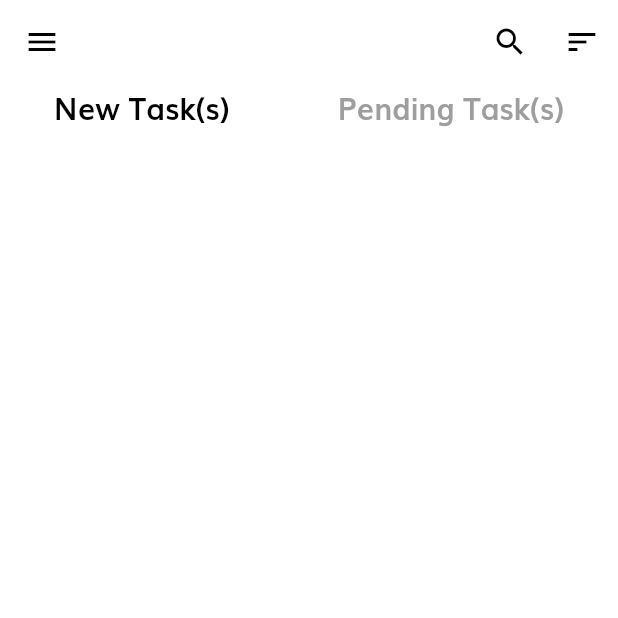
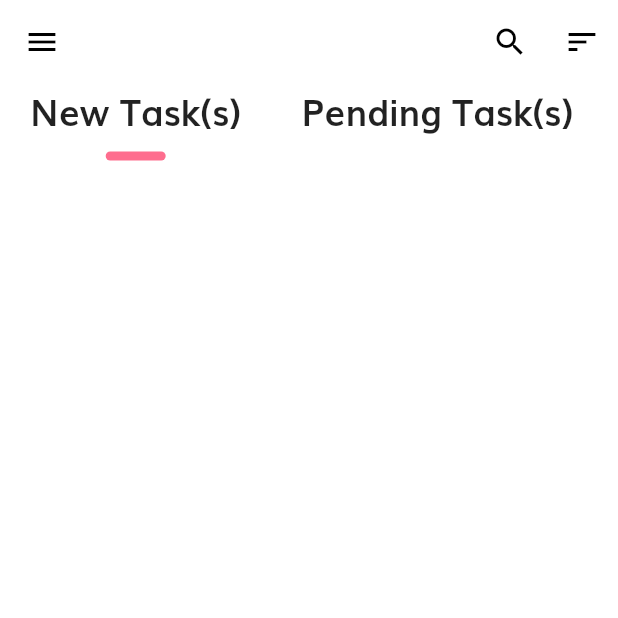
Before and after one commit to halomoan/serviceonex, a Flutter app: the HomeScreen screen opened by its route, on a phone screen of 412 x 824 dp, the top half of it. Run offline on Flutter 3.47's test engine with Material 2 defaults, Android fonts, the phone set to English and light mode, and no system bars; our stand-ins replace flutter_svg.

Commit message:
home commit

```diff
--- a/lib/constants.dart
+++ b/lib/constants.dart
@@ -10,8 +10,10 @@ const kPrimaryGradientColor = LinearGradient(
   end: Alignment.bottomRight,
   colors: [Color(0xFFFFA53E), Color(0xFFFF7643)],
 );
-const kSecondaryColor = Color(0xFF979797);
+//const kSecondaryColor = Color(0xFF979797);
+const kSecondaryColor = Color(0xFFFE6D8E);
 const kTextColor = Color(0xFF757575);
+const kDefaultPadding = 20.0;
 
 const kAnimationDuration = Duration(milliseconds: 200);
 
--- a/lib/screens/home/components/body.dart
+++ b/lib/screens/home/components/body.dart
@@ -1,4 +1,6 @@
+import 'package:flutter/foundation.dart';
 import 'package:flutter/material.dart';
+import 'package:serviceonex/constants.dart';
 
 class Body extends StatelessWidget {
   const Body({Key key}) : super(key: key);
@@ -6,28 +8,55 @@ class Body extends StatelessWidget {
   @override
   Widget build(BuildContext context) {
     final Size size = MediaQuery.of(context).size;
-    return Container(
-        height: size.height,
-        child: Column(children: <Widget>[
-          Row(
-            mainAxisAlignment: MainAxisAlignment.spaceAround,
-            children: [
-              Text(
-                "New Task(s)",
-                style: TextStyle(
-                    color: Colors.black,
-                    fontWeight: FontWeight.bold,
-                    fontSize: 20),
-              ),
-              Text(
-                "Pending Task(s)",
-                style: TextStyle(
-                    color: Colors.grey,
-                    fontWeight: FontWeight.bold,
-                    fontSize: 20),
-              ),
-            ],
-          )
-        ]));
+    return Column(
+      children: [CategoryList()],
+    );
   }
 }
+
+class CategoryList extends StatefulWidget {
+  CategoryList({Key key}) : super(key: key);
+
+  @override
+  _CategoryListState createState() => _CategoryListState();
+}
+
+class _CategoryListState extends State<CategoryList> {
+  int selectedCategory = 0;
+
+  List<String> categories = ["New Task(s)", "Pending Task(s)"];
+
+  @override
+  Widget build(BuildContext context) {
+    return Container(
+        height: 70,
+        child: ListView.builder(
+            scrollDirection: Axis.horizontal,
+            itemCount: categories.length,
+            itemBuilder: (context, index) => buildCategory(index, context)));
+  }
+
+  Padding buildCategory(int index, BuildContext context) {
+    return Padding(
+      padding: const EdgeInsets.symmetric(horizontal: kDefaultPadding),
+      child: Column(children: [
+        Text(categories[index],
+            style: Theme.of(context)
+                .textTheme
+                .headline5
+                .copyWith(fontWeight: FontWeight.w600)),
+        Container(
+          margin: EdgeInsets.symmetric(vertical: kDefaultPadding / 2),
+          height: 6,
+          width: 40,
+          decoration: BoxDecoration(
+            borderRadius: BorderRadius.circular(10),
+            color: index == selectedCategory
+                ? kSecondaryColor
+                : Colors.transparent,
+          ),
+        )
+      ]),
+    );
+  }
+}
--- a/lib/screens/home/home_screen.dart
+++ b/lib/screens/home/home_screen.dart
@@ -14,9 +14,20 @@ class HomeScreen extends StatelessWidget {
   Widget build(BuildContext context) {
     return SafeArea(
       child: Scaffold(
-        appBar: AppBar(
+        appBar: buildAppBar(),
+        body: Body(),
+      ),
+    );
+  }
+
+  AppBar buildAppBar() {
+    return AppBar(
+      elevation: 0,
       backgroundColor: Colors.white,
-          leading: Icon(Icons.menu, color: Colors.black),
+      leading: IconButton(
+        icon: Icon(Icons.menu, color: Colors.black),
+        onPressed: () {},
+      ),
       actions: <Widget>[
         IconButton(
           icon: Icon(Icons.search, color: Colors.black),
@@ -27,9 +38,6 @@ class HomeScreen extends StatelessWidget {
           onPressed: () {},
         )
       ],
-        ),
-        body: Body(),
-      ),
     );
   }
 }
```
Also changed, not shown: lib/models/task.dart (added, +135 -0 lines), 1 other file. Lines whose indentation alone changed are shown as unchanged.
